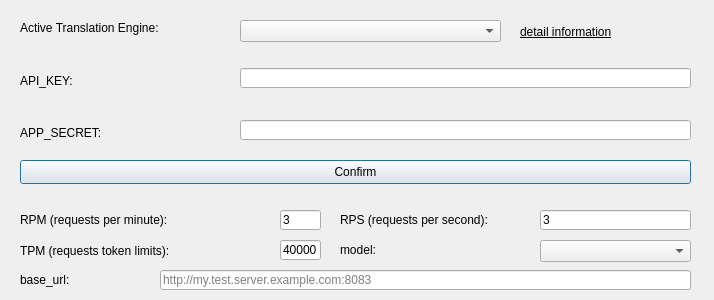
Qt form src/engine.ui (anonymousException/renpy-translator) before a commit.
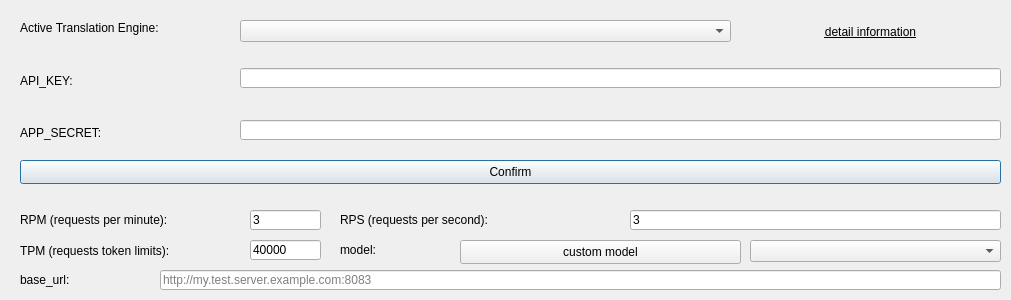
The same form after that commit.

Commit message:
<feature> support custom model for openai and add default open ai models
update version to v2.0.0

The edit to the form file:
```diff
--- a/src/engine.ui
+++ b/src/engine.ui
@@ -6,7 +6,7 @@
    <rect>
     <x>0</x>
     <y>0</y>
-    <width>714</width>
+    <width>1011</width>
     <height>300</height>
    </rect>
   </property>
@@ -18,7 +18,7 @@
     <rect>
      <x>240</x>
      <y>20</y>
-     <width>261</width>
+     <width>491</width>
      <height>22</height>
     </rect>
    </property>
@@ -60,7 +60,7 @@
     <rect>
      <x>240</x>
      <y>68</y>
-     <width>451</width>
+     <width>761</width>
      <height>20</height>
     </rect>
    </property>
@@ -86,7 +86,7 @@
     <rect>
      <x>240</x>
      <y>120</y>
-     <width>451</width>
+     <width>761</width>
      <height>20</height>
     </rect>
    </property>
@@ -99,7 +99,7 @@
     <rect>
      <x>20</x>
      <y>160</y>
-     <width>671</width>
+     <width>981</width>
      <height>24</height>
     </rect>
    </property>
@@ -110,9 +110,9 @@
   <widget class="QLabel" name="detailLabel">
    <property name="geometry">
     <rect>
-     <x>520</x>
+     <x>740</x>
      <y>11</y>
-     <width>171</width>
+     <width>261</width>
      <height>41</height>
     </rect>
    </property>
@@ -124,6 +124,9 @@
    <property name="text">
     <string>detail information</string>
    </property>
+   <property name="alignment">
+    <set>Qt::AlignCenter</set>
+   </property>
    <property name="wordWrap">
     <bool>true</bool>
    </property>
@@ -131,9 +134,9 @@
   <widget class="QLineEdit" name="rpmEdit">
    <property name="geometry">
     <rect>
-     <x>280</x>
+     <x>250</x>
      <y>210</y>
-     <width>41</width>
+     <width>71</width>
      <height>20</height>
     </rect>
    </property>
@@ -179,9 +182,9 @@
   <widget class="QLineEdit" name="rpsEdit">
    <property name="geometry">
     <rect>
-     <x>540</x>
+     <x>630</x>
      <y>210</y>
-     <width>151</width>
+     <width>371</width>
      <height>20</height>
     </rect>
    </property>
@@ -208,9 +211,9 @@
   <widget class="QLineEdit" name="tpmEdit">
    <property name="geometry">
     <rect>
-     <x>280</x>
+     <x>250</x>
      <y>240</y>
-     <width>41</width>
+     <width>71</width>
      <height>20</height>
     </rect>
    </property>
@@ -221,9 +224,9 @@
   <widget class="QComboBox" name="modelComboBox">
    <property name="geometry">
     <rect>
-     <x>540</x>
+     <x>750</x>
      <y>240</y>
-     <width>151</width>
+     <width>251</width>
      <height>22</height>
     </rect>
    </property>
@@ -233,7 +236,7 @@
     <rect>
      <x>340</x>
      <y>229</y>
-     <width>191</width>
+     <width>101</width>
      <height>41</height>
     </rect>
    </property>
@@ -268,7 +271,7 @@
     <rect>
      <x>160</x>
      <y>270</y>
-     <width>531</width>
+     <width>841</width>
      <height>20</height>
     </rect>
    </property>
@@ -279,6 +282,19 @@
     <string>http://my.test.server.example.com:8083</string>
    </property>
   </widget>
+  <widget class="QPushButton" name="customButton">
+   <property name="geometry">
+    <rect>
+     <x>460</x>
+     <y>240</y>
+     <width>281</width>
+     <height>24</height>
+    </rect>
+   </property>
+   <property name="text">
+    <string>custom model</string>
+   </property>
+  </widget>
  </widget>
  <resources/>
  <connections/>
```
The commit also changes 28 other files.
